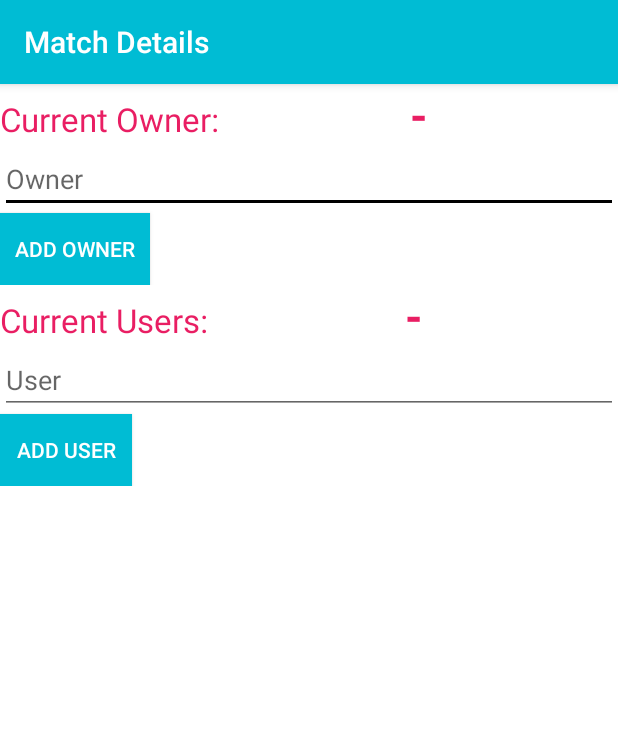
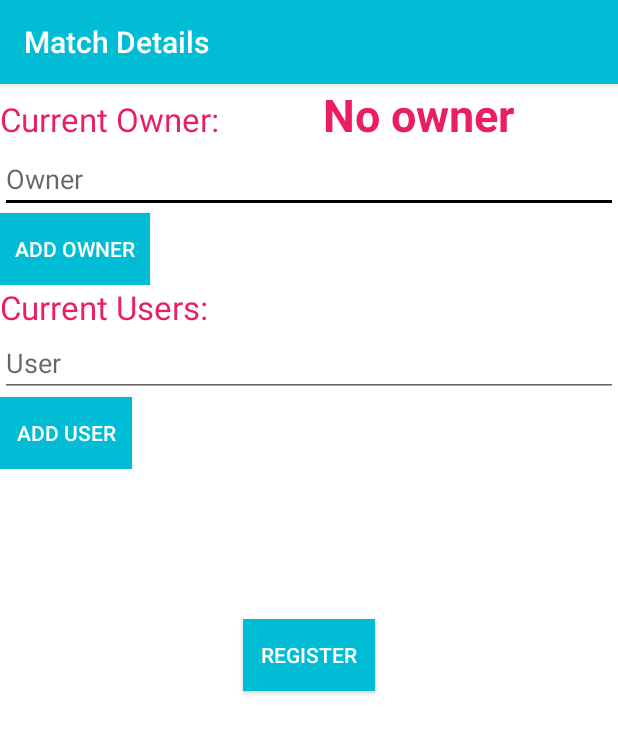
Before and after one commit to mmarci19/App2, an Android app: the MatchActivity screen opened directly, with no data from a screen before it, on a phone screen of 412 x 824 dp. Shown: the top 733 px of the screen. Run offline under Robolectric (Android 15) with nearby library versions, the phone set to English and light mode, and no system bars; 2 statements that could not run were skipped.

Commit message:
almost done with everything

```diff
--- a/app/build.gradle
+++ b/app/build.gradle
@@ -26,7 +26,9 @@ android {
 dependencies {
     implementation fileTree(dir: 'libs', include: ['*.jar'])
     implementation 'com.android.support:appcompat-v7:29.0.0'
-    implementation 'com.android.support:recyclerview-v7:29.0.0'
+    implementation "androidx.recyclerview:recyclerview:1.2.1"
+    // For control over item selection of both touch and mouse driven selection
+    implementation "androidx.recyclerview:recyclerview-selection:1.1.0"
     implementation 'androidx.appcompat:appcompat:1.2.0'
     implementation 'androidx.constraintlayout:constraintlayout:2.0.4'
     implementation 'com.google.android.material:material:1.1.0'
--- a/app/src/main/java/hu/bme/myapplication/CameraActivity.java
+++ b/app/src/main/java/hu/bme/myapplication/CameraActivity.java
@@ -105,7 +105,7 @@ public class CameraActivity extends Activity implements View.OnClickListener, Se
 	private void requestPermission() {
 
 		ActivityCompat.requestPermissions(this,
-				new String[]{Manifest.permission.CAMERA, Manifest.permission.RECORD_AUDIO,Manifest.permission.READ_EXTERNAL_STORAGE,Manifest.permission.WRITE_EXTERNAL_STORAGE},
+				new String[]{Manifest.permission.INTERNET, Manifest.permission.CAMERA, Manifest.permission.RECORD_AUDIO,Manifest.permission.READ_EXTERNAL_STORAGE,Manifest.permission.WRITE_EXTERNAL_STORAGE},
 				PERMISSION_REQUEST_CODE);
 	}
 
--- a/app/src/main/java/hu/bme/myapplication/MatchActivity.java
+++ b/app/src/main/java/hu/bme/myapplication/MatchActivity.java
@@ -1,56 +1,141 @@
 package hu.bme.myapplication;
 
+import android.Manifest;
 import android.os.Bundle;
+import android.view.View;
 import android.view.Window;
+import android.widget.ArrayAdapter;
 import android.widget.Button;
 import android.widget.EditText;
+import android.widget.ListView;
 import android.widget.TextView;
+import android.widget.Toast;
 
 import androidx.appcompat.app.AppCompatActivity;
+import androidx.core.app.ActivityCompat;
+
+import java.util.ArrayList;
 
 public class MatchActivity extends AppCompatActivity {
-    MatchService matchService = null;
+    private static final int PERMISSION_REQUEST_CODE = 1;
+    MatchService matchService = new MatchService();
     Match match = null;
+    String matchID = "";
+    String _owner = "";
+    String _user = "";
+    EditText owner;
+    EditText users;
+    private ArrayAdapter<String> listAdapter ;
+    ListView usersListView;
+    ArrayList<String> _users = new ArrayList<String>();
 
-    @Override
+    private void requestPermission() {
+
+        ActivityCompat.requestPermissions(this,
+                new String[]{Manifest.permission.INTERNET, Manifest.permission.CAMERA, Manifest.permission.RECORD_AUDIO,Manifest.permission.READ_EXTERNAL_STORAGE,Manifest.permission.WRITE_EXTERNAL_STORAGE},
+                PERMISSION_REQUEST_CODE);
+
+    }
+
     protected void onCreate(Bundle savedInstanceState) {
 
         super.onCreate(savedInstanceState);
+        requestPermission();
         setContentView(R.layout.matchadd_activity);
+        matchID = getIntent().getStringExtra("MATCHID");
+        match = getMatch(Integer.valueOf(matchID));
 
-        EditText owner;
-        EditText users;
         TextView currowner;
+
         TextView currusers;
+
         TextView ownerText;
         TextView userText;
         TextView currUsersVariable;
         TextView currOwnerVariable;
 
-
         Button btn = findViewById(R.id.btnuser);
         Button btn2 = findViewById(R.id.btnowner);
+        Button btn3 = findViewById(R.id.btnadd);
+
         currowner = findViewById(R.id.textcurrentowner);
         currusers = findViewById(R.id.textcurrentuser);
+
+        currOwnerVariable = findViewById(R.id.textcurrentownervariable);
+
+
+        if(match.getOwner()!=""){
+            currOwnerVariable.setText(match.getOwner());
+        }
+        else
+        {
+            currOwnerVariable.setText("No owner");
+        }
+
+        usersListView = (ListView) findViewById( R.id.mainListView );
+
+        listAdapter = new ArrayAdapter<String>(this, R.layout.simplerow, _users);
+
+        usersListView.setAdapter( listAdapter );
+
+
+        btn.setOnClickListener(new View.OnClickListener() {
+            @Override
+            public void onClick(View v) {
+                _user = users.getText().toString();
+                _users.add(_user);
+            }
+        });
+
+        btn2.setOnClickListener(new View.OnClickListener() {
+            @Override
+            public void onClick(View v) {
+                _owner = owner.getText().toString();
+            }
+        });
+
+        btn3.setOnClickListener(new View.OnClickListener() {
+            @Override
+            public void onClick(View v) {
+                addMatch();
+            }
+        });
+
+    }
+
+
+    public Match getMatch(int id) {
+
         owner = findViewById(R.id.owner);
         users = findViewById(R.id.users);
 
+        Match match = null;
 
-    }
-    private Match getMatch(int id) {
-        Match match = null;
-        if (this.matchService.exists(id)) {
+        if (this.matchService.exists(matchID)) {
+            Toast.makeText(this,"This match already exists, cannot make changes.", Toast.LENGTH_SHORT);
+            owner.setEnabled(true);
+            users.setEnabled(true);
             match = this.matchService.getMatch(id);
+
         } else {
+            Toast.makeText(this,"New match created, enter users and owner.", Toast.LENGTH_SHORT);
             match = new Match();
+            match.setId(String.valueOf(id));
         }
         return match;
     }
 
-    private void addMatch(String user, String owner, int id){
-        this.matchService.addMatch();
+    public void addMatch(){
+        this.matchService.addMatch(Integer.valueOf(matchID), _owner, _users);
+    }
+
+    public void deleteMatch(){
+        this.matchService.deleteMatch(Integer.valueOf(matchID));
+    }
+
+    public ArrayList<Match> getMatches(){
+        return this.matchService.getMatches();
     }
 
 
-
 }
--- a/app/src/main/java/hu/bme/myapplication/MatchAdapterActivity.java
+++ b/app/src/main/java/hu/bme/myapplication/MatchAdapterActivity.java
@@ -3,7 +3,6 @@ package hu.bme.myapplication;
 import androidx.appcompat.app.AppCompatActivity;
 import androidx.recyclerview.widget.LinearLayoutManager;
 import androidx.recyclerview.widget.RecyclerView;
-
 import android.os.Bundle;
 import android.view.View;
 import android.widget.Toast;
--- a/app/src/main/res/layout/activity_match_adapter.xml
+++ b/app/src/main/res/layout/activity_match_adapter.xml
@@ -6,7 +6,7 @@
     android:layout_height="match_parent"
     tools:context=".MatchAdapterActivity">
 
-    <android.support.v7.widget.RecyclerView
+    <androidx.recyclerview.widget.RecyclerView
         android:id="@+id/matchesall"
         android:layout_width="match_parent"
         android:layout_height="match_parent"/>
--- a/app/src/main/res/layout/matchadd_activity.xml
+++ b/app/src/main/res/layout/matchadd_activity.xml
@@ -90,21 +90,20 @@
             android:textStyle="normal" />
 
 
-        <TextView
-            android:id="@+id/textcurrentuservariable"
-            android:layout_width="match_parent"
+    </LinearLayout>
+
+
+    <ListView
+        android:id="@+id/mainListView"
+        android:layout_width="wrap_content"
         android:layout_height="wrap_content"
         android:gravity="center"
         android:lineSpacingExtra="8sp"
-            android:text="-"
         android:textAlignment="center"
         android:textAppearance="@style/TextAppearance.AppCompat.Medium"
         android:textColor="#E91E63"
         android:textSize="30dp"
         android:textStyle="normal|bold" />
-
-    </LinearLayout>
-
 
     <LinearLayout
         android:layout_width="match_parent"
@@ -133,4 +132,14 @@
     </LinearLayout>
 
 
+    <Button
+        android:id="@+id/btnadd"
+        android:layout_width="wrap_content"
+        android:layout_height="wrap_content"
+        android:layout_gravity="center"
+        android:layout_marginTop="100dp"
+        android:background="@color/colorPrimary"
+        android:text="Register"
+        android:textColor="#FFFFFF" />
+
 </LinearLayout>
--- /dev/null
+++ b/app/src/main/res/layout/simplerow.xml
@@ -0,0 +1,5 @@
+<?xml version="1.0" encoding="utf-8"?>
+<TextView xmlns:android="http://schemas.android.com/apk/res/android"
+    android:layout_width="fill_parent"
+    android:layout_height="wrap_content"
+    />
```
Also changed, not shown: app/src/main/java/hu/bme/myapplication/CamerasActivity.java (+6 -1 lines), app/src/main/java/hu/bme/myapplication/FirstFragment.java (+40 -6 lines), app/src/main/java/hu/bme/myapplication/Match.java (+30 -0 lines), app/src/main/java/hu/bme/myapplication/MatchService.java (+35 -22 lines), app/src/main/java/hu/bme/myapplication/MyRecyclerViewAdapter.java (+5 -5 lines), app/src/main/res/layout/activity_cameras.xml (+11 -10 lines). Lines whose indentation alone changed are shown as unchanged.
